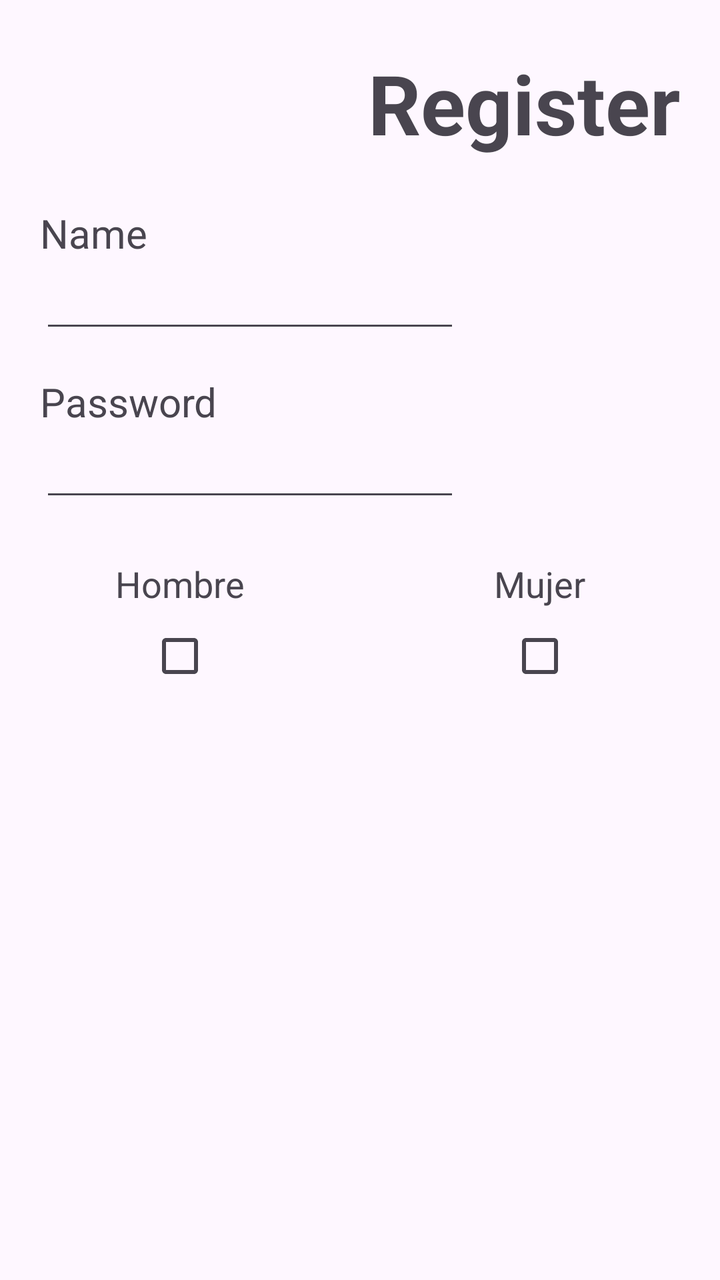
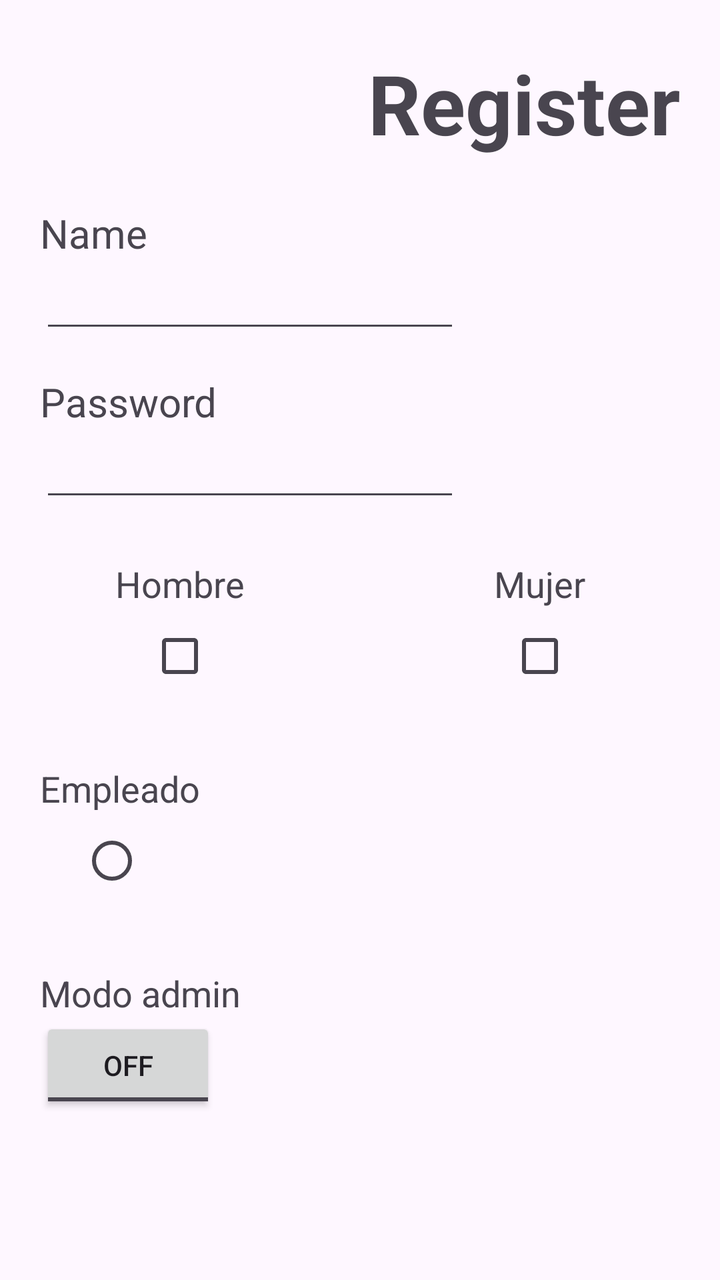

Screens rendered from an Android XML layout before and after an edit, with the pre-edit source and the edit as a unified diff.
<!-- AndroidManifest.xml: application theme Theme.Mi_Application -->
<!-- res/layout/register.xml -->
<?xml version="1.0" encoding="utf-8"?>
<androidx.constraintlayout.widget.ConstraintLayout xmlns:android="http://schemas.android.com/apk/res/android"
    xmlns:app="http://schemas.android.com/apk/res-auto"
    xmlns:tools="http://schemas.android.com/tools"
    android:id="@+id/register_main"
    android:layout_width="match_parent"
    android:layout_height="match_parent">

    <LinearLayout
        android:id="@+id/linearLayout"
        android:layout_width="0dp"
        android:layout_height="wrap_content"
        android:gravity="end"
        android:orientation="vertical"
        android:layout_marginTop="24dp"
        app:layout_constraintTop_toTopOf="parent"
        app:layout_constraintStart_toStartOf="parent"
        app:layout_constraintEnd_toEndOf="parent">

        <TextView
            android:layout_width="wrap_content"
            android:layout_height="wrap_content"
            android:layout_marginEnd="20dp"
            android:text="Register"
            android:textAlignment="viewEnd"
            android:textSize="20pt"
            android:textStyle="bold" />

    </LinearLayout>

    <LinearLayout
        android:id="@+id/linearLayout8"
        android:layout_width="0dp"
        android:layout_height="wrap_content"
        android:layout_marginTop="24dp"
        android:gravity="start"
        android:orientation="vertical"
        app:layout_constraintEnd_toEndOf="parent"
        app:layout_constraintStart_toStartOf="parent"
        app:layout_constraintTop_toBottomOf="@+id/linearLayout">

        <TextView
            android:id="@+id/textView2"
            android:layout_width="wrap_content"
            android:layout_height="wrap_content"
            android:layout_marginStart="20dp"
            android:text="Name"
            android:textSize="20sp" />

        <EditText
            android:id="@+id/editTextText"
            android:layout_width="wrap_content"
            android:layout_height="wrap_content"
            android:layout_marginHorizontal="20dp"
            android:ems="10"
            android:maxLength="10"
            android:inputType="text" />
    </LinearLayout>

    <LinearLayout
        android:id="@+id/linearLayout9"
        android:layout_width="0dp"
        android:layout_height="wrap_content"
        android:layout_marginTop="16dp"
        android:orientation="vertical"
        app:layout_constraintEnd_toEndOf="parent"
        app:layout_constraintStart_toStartOf="parent"
        app:layout_constraintTop_toBottomOf="@+id/linearLayout8">

        <TextView
            android:id="@+id/textView11"
            android:layout_width="wrap_content"
            android:layout_height="wrap_content"
            android:layout_marginStart="20dp"
            android:text="Password"
            android:textSize="20sp" />

        <EditText
            android:id="@+id/editTextTextPassword"
            android:layout_width="wrap_content"
            android:layout_height="wrap_content"
            android:layout_marginHorizontal="20dp"
            android:ems="10"
            android:inputType="textPassword"
            android:maxLength="10" />

    </LinearLayout>

    
    <LinearLayout
        android:id="@+id/linearLayoutGenero"
        android:layout_width="0dp"
        android:layout_height="wrap_content"
        android:layout_marginTop="24dp"
        android:orientation="horizontal"
        app:layout_constraintEnd_toEndOf="parent"
        app:layout_constraintStart_toStartOf="parent"
        app:layout_constraintTop_toBottomOf="@+id/linearLayout9">

        
        <LinearLayout
            android:layout_width="0dp"
            android:layout_height="wrap_content"
            android:layout_weight="1"
            android:gravity="center"
            android:orientation="vertical">

            <TextView
                android:id="@+id/tvHombre"
                android:layout_width="wrap_content"
                android:layout_height="wrap_content"
                android:text="Hombre"
                android:textSize="18sp" />

            <CheckBox
                android:id="@+id/checkHombre"
                android:layout_width="wrap_content"
                android:layout_height="wrap_content" />
        </LinearLayout>

        
        <LinearLayout
            android:layout_width="0dp"
            android:layout_height="wrap_content"
            android:layout_weight="1"
            android:gravity="center"
            android:orientation="vertical">

            <TextView
                android:id="@+id/tvMujer"
                android:layout_width="wrap_content"
                android:layout_height="wrap_content"
                android:text="Mujer"
                android:textSize="18sp" />

            <CheckBox
                android:id="@+id/checkMujer"
                android:layout_width="wrap_content"
                android:layout_height="wrap_content" />
        </LinearLayout>

    </LinearLayout>

</androidx.constraintlayout.widget.ConstraintLayout>
<!-- resources referenced by this layout -->
<resources>
  <style name="Theme.Mi_Application" parent="Base.Theme.Mi_Application" />
  <style name="Base.Theme.Mi_Application" parent="Theme.Material3.DayNight.NoActionBar">
          
          
      </style>
</resources>

<!-- the commit's change to res/layout/register.xml (unified diff, before → after) -->
@@ -82,7 +82,7 @@
             android:layout_marginHorizontal="20dp"
             android:ems="10"
             android:inputType="textPassword"
-            android:maxLength="10" />
+            android:maxLength="10"/>
 
     </LinearLayout>
 
@@ -141,4 +141,59 @@
 
     </LinearLayout>
 
+
+    <LinearLayout
+        android:id="@+id/empleado"
+        android:layout_width="0dp"
+        android:layout_height="wrap_content"
+        android:gravity="start"
+        android:orientation="vertical"
+        app:layout_constraintEnd_toEndOf="parent"
+        app:layout_constraintStart_toStartOf="parent"
+        app:layout_constraintTop_toBottomOf="@id/linearLayoutGenero"
+        android:layout_marginTop="30dp">
+
+        <TextView
+            android:layout_width="wrap_content"
+            android:layout_height="wrap_content"
+            android:text="Empleado"
+            android:textSize="18sp"
+            tools:layout_editor_absoluteX="174dp"
+            tools:layout_editor_absoluteY="490dp"
+            android:layout_marginStart="20dp"/>
+        <RadioButton
+            android:layout_width="wrap_content"
+            android:layout_height="wrap_content"
+            android:layout_marginStart="40dp"/>
+
+    </LinearLayout>
+    <LinearLayout
+        android:layout_width="0dp"
+        android:layout_height="wrap_content"
+        android:gravity="start"
+        android:orientation="vertical"
+        app:layout_constraintEnd_toEndOf="parent"
+        app:layout_constraintStart_toStartOf="parent"
+        app:layout_constraintTop_toBottomOf="@id/empleado"
+        android:layout_marginTop="30dp">
+
+        <TextView
+            android:layout_width="wrap_content"
+            android:layout_height="wrap_content"
+            android:text="Modo admin"
+            android:textSize="18sp"
+            tools:layout_editor_absoluteX="174dp"
+            tools:layout_editor_absoluteY="490dp"
+            android:layout_marginStart="20dp"/>
+        <ToggleButton
+            android:text="ToggleButton"
+            android:layout_width="wrap_content"
+            android:layout_height="wrap_content"
+            android:layout_marginStart="20dp"/>
+
+    </LinearLayout>
+
+
+
+
 </androidx.constraintlayout.widget.ConstraintLayout>
